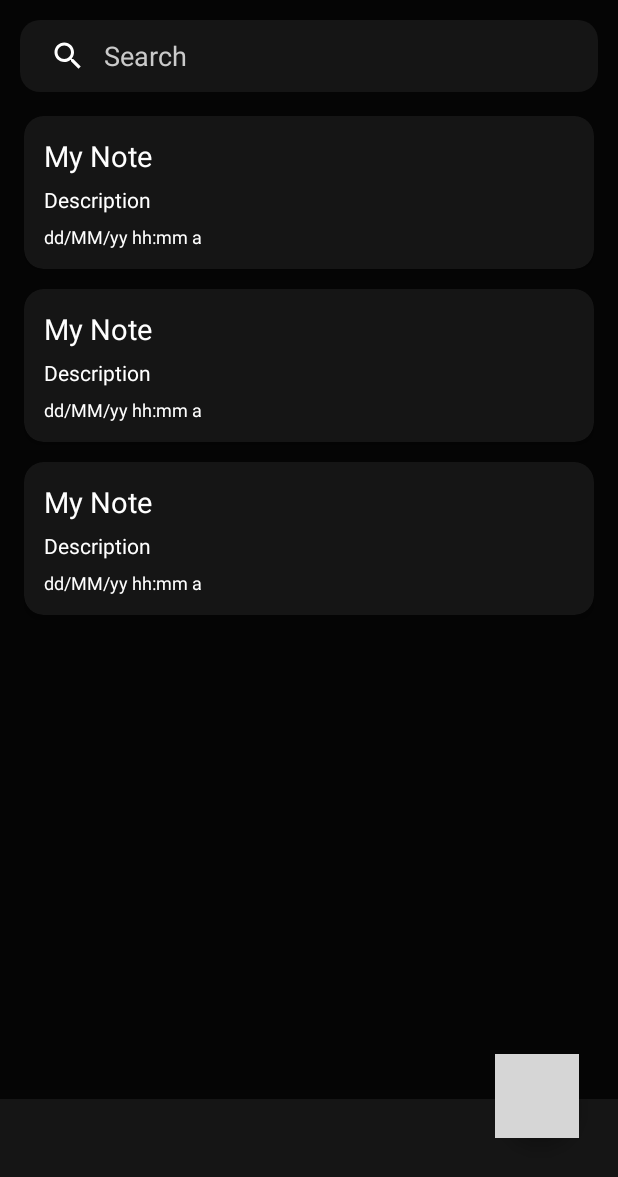
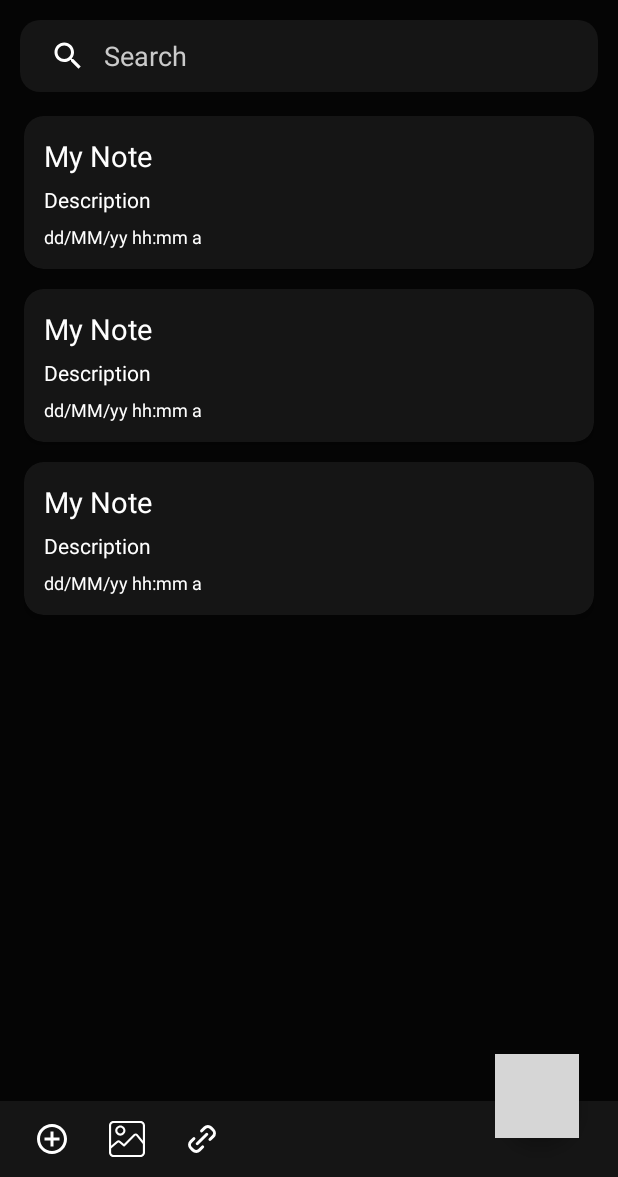
Before and after one commit to iamsoumik18/Write-It, an Android app: the layout fragment_home.xml on its own in the app's theme, with its tools: preview values and no code run, on a phone screen of 412 x 824 dp, the part 59-1236 px from its top. Run offline under Robolectric (Android 15) with nearby library versions, the phone set to English and light mode, and no system bars; plain views replace RoundedImageView; Roboto replaces fonts that are not available here; grey boxes are pictures that could not be loaded.

Commit message:
Added Quick Actions

```diff
--- /dev/null
+++ b/app/src/main/res/drawable/ic_add_circle_outline.xml
@@ -0,0 +1,5 @@
+<vector android:height="24dp" android:tint="#FFFFFF"
+    android:viewportHeight="24" android:viewportWidth="24"
+    android:width="24dp" xmlns:android="http://schemas.android.com/apk/res/android">
+    <path android:fillColor="@android:color/white" android:pathData="M13,7h-2v4L7,11v2h4v4h2v-4h4v-2h-4L13,7zM12,2C6.48,2 2,6.48 2,12s4.48,10 10,10 10,-4.48 10,-10S17.52,2 12,2zM12,20c-4.41,0 -8,-3.59 -8,-8s3.59,-8 8,-8 8,3.59 8,8 -3.59,8 -8,8z"/>
+</vector>
--- a/app/src/main/res/layout/fragment_home.xml
+++ b/app/src/main/res/layout/fragment_home.xml
@@ -71,13 +71,37 @@
     <LinearLayout
         android:id="@+id/l1"
         android:layout_width="match_parent"
-        android:layout_height="@dimen/_40sdp"
+        android:layout_height="wrap_content"
         app:layout_constraintBottom_toBottomOf="parent"
         app:layout_constraintStart_toStartOf="parent"
         app:layout_constraintEnd_toEndOf="parent"
         android:background="#151515"
         android:padding="@dimen/_10sdp"
         android:orientation="horizontal">
+
+        <ImageView
+            android:id="@+id/qaAdd"
+            android:layout_width="wrap_content"
+            android:layout_height="wrap_content"
+            android:layout_marginStart="@dimen/_7sdp"
+            android:src="@drawable/ic_add_circle_outline"
+            app:tint="@color/white" />
+
+        <ImageView
+            android:id="@+id/qaImage"
+            android:layout_width="wrap_content"
+            android:layout_height="wrap_content"
+            android:src="@drawable/ic_image"
+            android:layout_marginStart="@dimen/_20sdp"
+            android:layout_marginEnd="@dimen/_20sdp"
+            app:tint="@color/white" />
+
+        <ImageView
+            android:id="@+id/qaLink"
+            android:layout_width="wrap_content"
+            android:layout_height="wrap_content"
+            android:src="@drawable/ic_link"
+            app:tint="@color/white" />
 
 
     </LinearLayout>
```
Also changed, not shown: app/src/main/java/com/iam18/writeit/CreateNoteFragment.kt (+11 -1 lines), app/src/main/java/com/iam18/writeit/HomeFragment.kt (+29 -3 lines).
